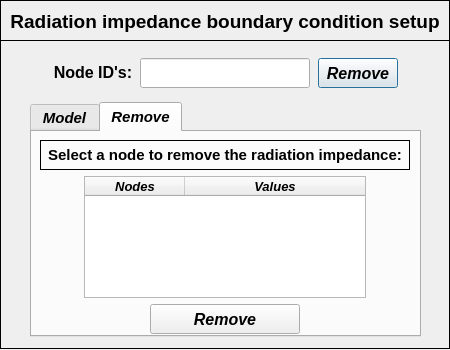
This is data/user_input/ui/Model/Setup/Acoustic/radiationImpedanceInput.ui in open-pulse/OpenPulse as Qt 5 draws it before an edit. The edited form follows.
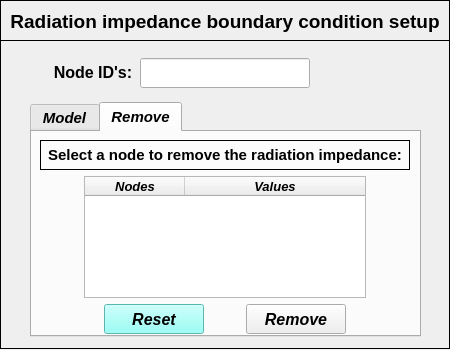
This is the edited form. The open tabs and pages were chosen to show the change.

Patch:
```diff
--- a/data/user_input/ui/Model/Setup/Acoustic/radiationImpedanceInput.ui
+++ b/data/user_input/ui/Model/Setup/Acoustic/radiationImpedanceInput.ui
@@ -25,40 +25,6 @@
   <property name="windowTitle">
    <string>Set: radiation impedance</string>
   </property>
-  <widget class="QPushButton" name="pushButton_remove_bc_confirm">
-   <property name="geometry">
-    <rect>
-     <x>318</x>
-     <y>58</y>
-     <width>80</width>
-     <height>30</height>
-    </rect>
-   </property>
-   <property name="minimumSize">
-    <size>
-     <width>80</width>
-     <height>30</height>
-    </size>
-   </property>
-   <property name="maximumSize">
-    <size>
-     <width>80</width>
-     <height>30</height>
-    </size>
-   </property>
-   <property name="font">
-    <font>
-     <family>Arial</family>
-     <pointsize>12</pointsize>
-     <weight>75</weight>
-     <italic>true</italic>
-     <bold>true</bold>
-    </font>
-   </property>
-   <property name="text">
-    <string>Remove</string>
-   </property>
-  </widget>
   <widget class="QLineEdit" name="lineEdit_nodeID">
    <property name="geometry">
     <rect>
@@ -457,40 +423,6 @@
       </property>
      </column>
     </widget>
-    <widget class="QPushButton" name="pushButton_remove_bc_confirm_2">
-     <property name="geometry">
-      <rect>
-       <x>118</x>
-       <y>172</y>
-       <width>150</width>
-       <height>30</height>
-      </rect>
-     </property>
-     <property name="minimumSize">
-      <size>
-       <width>150</width>
-       <height>30</height>
-      </size>
-     </property>
-     <property name="maximumSize">
-      <size>
-       <width>150</width>
-       <height>30</height>
-      </size>
-     </property>
-     <property name="font">
-      <font>
-       <family>Arial</family>
-       <pointsize>12</pointsize>
-       <weight>75</weight>
-       <italic>true</italic>
-       <bold>true</bold>
-      </font>
-     </property>
-     <property name="text">
-      <string>Remove</string>
-     </property>
-    </widget>
     <widget class="QLabel" name="label_29">
      <property name="geometry">
       <rect>
@@ -534,6 +466,80 @@
       <set>Qt::AlignCenter</set>
      </property>
     </widget>
+    <widget class="QPushButton" name="pushButton_reset">
+     <property name="geometry">
+      <rect>
+       <x>72</x>
+       <y>172</y>
+       <width>100</width>
+       <height>30</height>
+      </rect>
+     </property>
+     <property name="minimumSize">
+      <size>
+       <width>100</width>
+       <height>30</height>
+      </size>
+     </property>
+     <property name="maximumSize">
+      <size>
+       <width>100</width>
+       <height>30</height>
+      </size>
+     </property>
+     <property name="font">
+      <font>
+       <family>Arial</family>
+       <pointsize>12</pointsize>
+       <weight>75</weight>
+       <italic>true</italic>
+       <bold>true</bold>
+      </font>
+     </property>
+     <property name="styleSheet">
+      <string notr="true">background-color: rgb(125, 255, 245);</string>
+     </property>
+     <property name="text">
+      <string>Reset</string>
+     </property>
+     <property name="flat">
+      <bool>false</bool>
+     </property>
+    </widget>
+    <widget class="QPushButton" name="pushButton_remove_bc_confirm">
+     <property name="geometry">
+      <rect>
+       <x>214</x>
+       <y>172</y>
+       <width>100</width>
+       <height>30</height>
+      </rect>
+     </property>
+     <property name="minimumSize">
+      <size>
+       <width>100</width>
+       <height>30</height>
+      </size>
+     </property>
+     <property name="maximumSize">
+      <size>
+       <width>100</width>
+       <height>30</height>
+      </size>
+     </property>
+     <property name="font">
+      <font>
+       <family>Arial</family>
+       <pointsize>12</pointsize>
+       <weight>75</weight>
+       <italic>true</italic>
+       <bold>true</bold>
+      </font>
+     </property>
+     <property name="text">
+      <string>Remove</string>
+     </property>
+    </widget>
    </widget>
   </widget>
   <widget class="QFrame" name="frame_2">
```
Left out of the diff: 1 changed line with no effect on the pictures.
